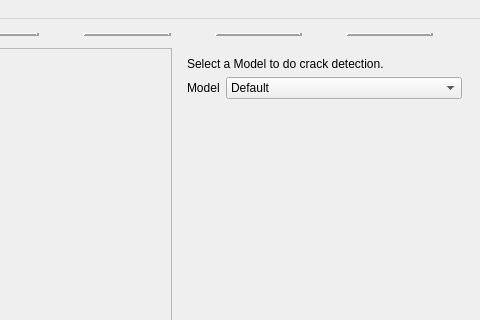
First picture: the form in src/resources/ui/main.ui, repository TUD-IMB/Crackpot, before the edit; both pictures show x 226 to 706 and y 0 to 320 of the 706 by 656 pixel window.
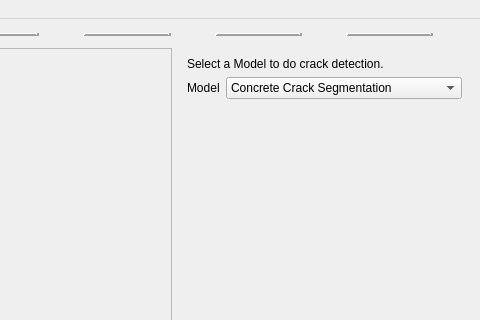
Second picture: the form after the edit. The open tabs and pages were chosen to show the change. Icons and pictures are not drawn.

Commit message:
Add option to disable automatic crack detection
The model dropdown in the Crack Detection Stage previously had a single,
non-functional entry. It now offers "Concrete Crack Segmentation" (the
existing automatic detection) and "None", which skips the model entirely
and starts each image with an empty, manually editable mask.

Diff of the .ui file:
```diff
--- a/src/resources/ui/main.ui
+++ b/src/resources/ui/main.ui
@@ -914,7 +914,12 @@
                     </property>
                     <item>
                      <property name="text">
-                      <string>Default</string>
+                      <string>Concrete Crack Segmentation</string>
+                     </property>
+                    </item>
+                    <item>
+                     <property name="text">
+                      <string>None</string>
                      </property>
                     </item>
                    </widget>
```
The commit also changes 3 other files.
